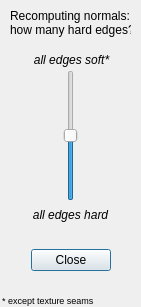
Before: the Qt Designer form askCreaseDialog.ui in Swyter/openbrf-redux, drawn with Qt 5.
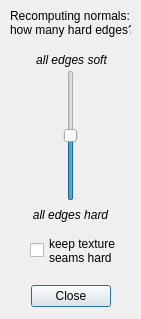
After: the same form once the commit is applied.

```diff
--- a/askCreaseDialog.ui
+++ b/askCreaseDialog.ui
@@ -7,7 +7,7 @@
     <x>0</x>
     <y>0</y>
     <width>141</width>
-    <height>307</height>
+    <height>319</height>
    </rect>
   </property>
   <property name="windowTitle">
@@ -17,7 +17,7 @@
    <property name="geometry">
     <rect>
      <x>20</x>
-     <y>244</y>
+     <y>280</y>
      <width>101</width>
      <height>32</height>
     </rect>
@@ -80,7 +80,7 @@
     </font>
    </property>
    <property name="text">
-    <string>all edges soft*</string>
+    <string>all edges soft</string>
    </property>
    <property name="alignment">
     <set>Qt::AlignCenter</set>
@@ -107,23 +107,18 @@
     <set>Qt::AlignCenter</set>
    </property>
   </widget>
-  <widget class="QLabel" name="label_4">
+  <widget class="QCheckBox" name="seamsCB">
    <property name="geometry">
     <rect>
-     <x>2</x>
-     <y>290</y>
-     <width>121</width>
-     <height>20</height>
+     <x>30</x>
+     <y>230</y>
+     <width>111</width>
+     <height>41</height>
     </rect>
    </property>
-   <property name="font">
-    <font>
-     <pointsize>7</pointsize>
-     <italic>false</italic>
-    </font>
-   </property>
    <property name="text">
-    <string>* except texture seams</string>
+    <string>keep texture
+seams hard</string>
    </property>
   </widget>
  </widget>
```
